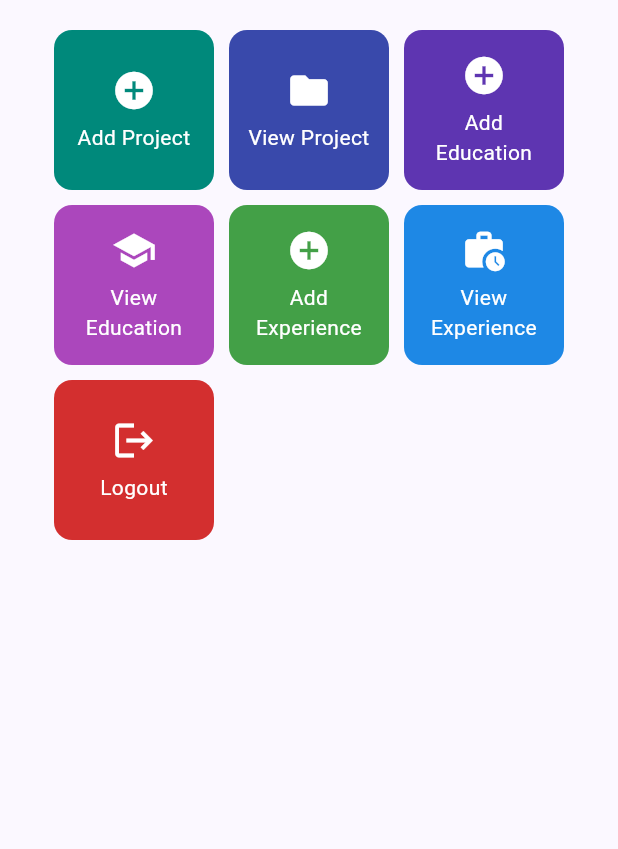
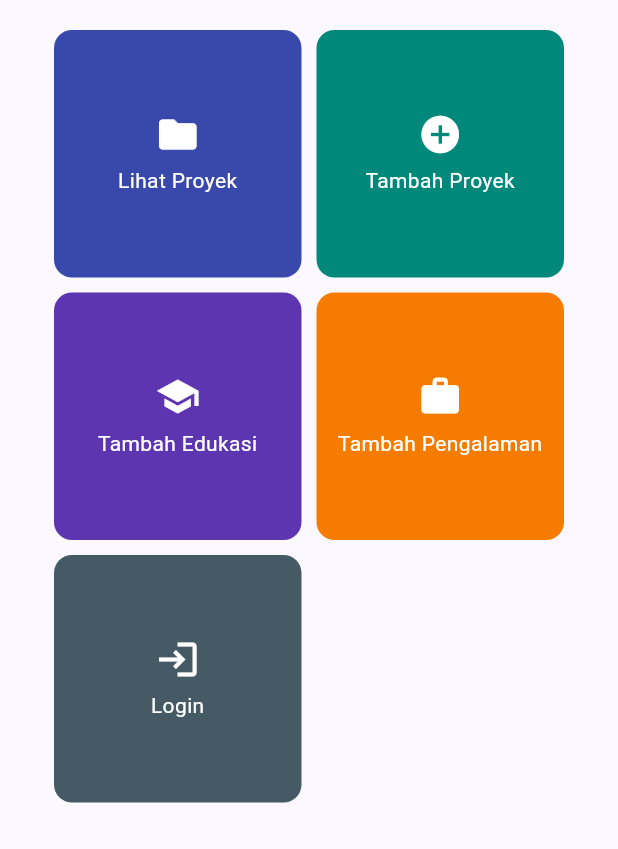
Before and after one commit to joan09go-dotcom/myportofolio_mobile, a Flutter app: the screen it shows after launch, on a phone screen of 412 x 824 dp, the part 387-1236 px from its top. Run offline on Flutter 3.47's test engine with Material 3 defaults, Android fonts, the phone set to English and light mode, and no system bars; generated files the repository leaves out were written again.

Commit message:
feat: Menambahkan autentikasi token, route guard, dan create project ke api

```diff
--- a/lib/main.dart
+++ b/lib/main.dart
@@ -1,26 +1,33 @@
-
 import 'package:flutter/material.dart';
 import 'package:myportofolio_mobile/screens/menu.dart';
+import 'package:myportofolio_mobile/services/api_client.dart';
+import 'package:myportofolio_mobile/services/auth_state.dart';
+import 'package:provider/provider.dart';
 
 void main() {
-  runApp(const MyApp());
+  runApp(MyApp(apiClient: ApiClient()));
 }
 
 class MyApp extends StatelessWidget {
-  const MyApp({super.key});
+  const MyApp({required this.apiClient, super.key});
+
+  final ApiClient apiClient;
 
   @override
   Widget build(BuildContext context) {
-    return MaterialApp(
-      title: 'MyPortfolio',
-      theme: ThemeData(
-        colorScheme: ColorScheme.fromSeed(
-          seedColor: Colors.indigo,
-          secondary: Colors.amber[700],
+    return MultiProvider(
+      providers: [
+        Provider.value(value: apiClient),
+        ChangeNotifierProvider(create: (_) => AuthState(apiClient)),
+      ],
+      child: MaterialApp(
+        title: 'MyPortfolio',
+        theme: ThemeData(
+          colorScheme: ColorScheme.fromSeed(seedColor: Colors.indigo),
+          useMaterial3: true,
         ),
-        useMaterial3: true,
+        home: MyHomePage(),
       ),
-      home: MyHomePage(),
     );
   }
 }
--- a/lib/screens/menu.dart
+++ b/lib/screens/menu.dart
@@ -1,30 +1,31 @@
-
 import 'package:flutter/material.dart';
+import 'package:myportofolio_mobile/services/auth_state.dart';
 import 'package:myportofolio_mobile/widgets/left_drawer.dart';
 import 'package:myportofolio_mobile/widgets/project_card.dart';
+import 'package:provider/provider.dart';
 
 class MyHomePage extends StatelessWidget {
-  MyHomePage({super.key});
+  const MyHomePage({super.key});
 
   final String npm = "2506532580";
   final String nama = "Jordan Manaksak Hutahaean";
   final String kelas = "PBP E";
 
-  final List<ItemHomepage> items = [
-    ItemHomepage("Add Project", Icons.add_circle, Colors.teal.shade600),
-    ItemHomepage("View Project", Icons.folder, Colors.indigo.shade600),
-    ItemHomepage("Add Education", Icons.add_circle, Colors.deepPurple.shade600),
-    ItemHomepage("View Education", Icons.school, Colors.purple.shade400),
-    ItemHomepage("Add Experience", Icons.add_circle, Colors.green.shade600),
-    ItemHomepage("View Experience", Icons.work_history, Colors.blue.shade600),
-    ItemHomepage("Logout", Icons.logout, Colors.red.shade700),
-  ];
-
   @override
   Widget build(BuildContext context) {
-    // Scaffold menyediakan struktur visual dasar halaman (AppBar, Body, SnackBar).
+    final isLoggedIn = context.watch<AuthState>().isLoggedIn;
+
+    final List<ItemHomepage> items = [
+      ItemHomepage("Lihat Proyek", Icons.folder, Colors.indigo.shade600),
+      ItemHomepage("Tambah Proyek", Icons.add_circle, Colors.teal.shade600),
+      ItemHomepage("Tambah Edukasi", Icons.school, Colors.deepPurple.shade600),
+      ItemHomepage("Tambah Pengalaman", Icons.work, Colors.orange.shade700),
+      isLoggedIn
+          ? ItemHomepage("Logout", Icons.logout, Colors.red.shade700)
+          : ItemHomepage("Login", Icons.login, Colors.blueGrey.shade700),
+    ];
+
     return Scaffold(
-      // AppBar menampilkan bar bagian atas halaman aplikasi.
       appBar: AppBar(
         title: const Text(
           'MyPortfolio',
@@ -35,16 +36,12 @@ class MyHomePage extends StatelessWidget {
         ),
         backgroundColor: Theme.of(context).colorScheme.primary,
       ),
-
       drawer: const LeftDrawer(),
-
-      // Body halaman utama
-      body: SingleChildScrollView(  // Body halaman utama dibungkus SingleChildScrollView untuk mengatasi overflow di layar kecil
+      body: SingleChildScrollView(
         padding: const EdgeInsets.all(16.0),
         child: Column(
           crossAxisAlignment: CrossAxisAlignment.center,
           children: [
-            // Baris horizontal untuk menampilkan 3 InfoCard secara sejajar.
             Row(
               mainAxisAlignment: MainAxisAlignment.spaceEvenly,
               children: [
@@ -53,10 +50,7 @@ class MyHomePage extends StatelessWidget {
                 InfoCard(title: 'Class', content: kelas),
               ],
             ),
-
             const SizedBox(height: 16.0),
-
-            // Bagian tengah untuk pesan sambutan dan menaampilkan tombol menu portofolio.
             Center(
               child: Column(
                 children: [
@@ -70,15 +64,12 @@ class MyHomePage extends StatelessWidget {
                       ),
                     ),
                   ),
-
-                  // GridView menampilkan kartu tombol dalam tata letak 3 kolom.
                   GridView.count(
                     primary: false,
                     padding: const EdgeInsets.all(20),
                     crossAxisSpacing: 10,
                     mainAxisSpacing: 10,
-                    crossAxisCount: 3,
-                    // shrinkWrap agar ukuran menyesuaikan tinggi konten child.
+                    crossAxisCount: 2,
                     shrinkWrap: true,
                     children: items.map((ItemHomepage item) {
                       return ItemCard(item);
@@ -95,7 +86,6 @@ class MyHomePage extends StatelessWidget {
 }
 
 class InfoCard extends StatelessWidget {
-  // Kartu informasi yang menampilkan judul (title) dan isi (content).
   final String title;
   final String content;
 
@@ -104,13 +94,10 @@ class InfoCard extends StatelessWidget {
   @override
   Widget build(BuildContext context) {
     return Card(
-      // Memberikan efek bayangan kartu elevasi 2 unit.
       elevation: 2.0,
       child: Container(
-        // Menyesuaikan lebar kartu dengan proporsi layar (dibagi 3.5).
         width: MediaQuery.of(context).size.width / 3.5,
         padding: const EdgeInsets.all(16.0),
-        // Menyusun teks title dan content secara vertikal.
         child: Column(
           children: [
             Text(title, style: const TextStyle(fontWeight: FontWeight.bold)),
--- /dev/null
+++ b/lib/services/auth_state.dart
@@ -0,0 +1,33 @@
+import 'package:flutter/foundation.dart';
+import 'package:myportofolio_mobile/services/api_client.dart';
+
+/// Holds the in-memory authentication token for the current session.
+class AuthState extends ChangeNotifier {
+  AuthState(this._apiClient, {String? initialToken}) : _token = initialToken;
+
+  final ApiClient _apiClient;
+  String? _token;
+
+  String? get token => _token;
+  bool get isLoggedIn => _token != null;
+
+  Future<void> login(String username, String password) async {
+    _token = await _apiClient.obtainToken(username, password);
+    notifyListeners();
+  }
+
+  Future<void> logout() async {
+    final current = _token;
+    if (current == null) {
+      return;
+    }
+    try {
+      await _apiClient.logout(token: current);
+    } on ApiException {
+      // Tetap lanjutkan pembersihan token lokal di blok finally.
+    } finally {
+      _token = null;
+      notifyListeners();
+    }
+  }
+}
--- a/lib/widgets/project_card.dart
+++ b/lib/widgets/project_card.dart
@@ -1,12 +1,17 @@
 import 'package:flutter/material.dart';
-import 'package:myportofolio_mobile/screens/project_form.dart';
 import 'package:myportofolio_mobile/screens/education_form.dart';
 import 'package:myportofolio_mobile/screens/experience_form.dart';
+import 'package:myportofolio_mobile/screens/login_screen.dart';
+import 'package:myportofolio_mobile/screens/project_form.dart';
+import 'package:myportofolio_mobile/screens/project_list_screen.dart';
+import 'package:myportofolio_mobile/services/auth_state.dart';
+import 'package:myportofolio_mobile/widgets/auth_guard.dart';
+import 'package:provider/provider.dart';
 
 class ItemHomepage {
   final String name;
   final IconData icon;
-  final Color color; // Menambahkan properti Color
+  final Color color;
 
   ItemHomepage(this.name, this.icon, this.color);
 }
@@ -19,11 +24,14 @@ class ItemCard extends StatelessWidget {
   @override
   Widget build(BuildContext context) {
     return Material(
-      color: item.color, // Menerapkan warna custom yang sudah diatur
+      color: item.color,
       borderRadius: BorderRadius.circular(12),
       child: InkWell(
-        onTap: () {
-          ScaffoldMessenger.of(context)
+        onTap: () async {
+          final navigator = Navigator.of(context);
+          final messenger = ScaffoldMessenger.of(context);
+
+          messenger
             ..hideCurrentSnackBar()
             ..showSnackBar(
               SnackBar(
@@ -32,26 +40,46 @@ class ItemCard extends StatelessWidget {
               ),
             );
 
-            if (item.name == "Add Project") {
-              Navigator.push(
-                context,
+          if (item.name == "Lihat Proyek") {
+            navigator.push(
+              MaterialPageRoute(
+                builder: (context) => const ProjectListScreen(),
+              ),
+            );
+          } else if (item.name == "Tambah Proyek") {
+            final allowed = await ensureLoggedIn(context);
+            if (!allowed) {
+              return;
+            }
+            navigator.push(
               MaterialPageRoute(
                 builder: (context) => const ProjectFormPage(),
               ),
             );
-            } else if (item.name == "Add Education"){
-              Navigator.push(
-                context,
+          } else if (item.name == "Tambah Edukasi") {
+            navigator.push(
               MaterialPageRoute(
                 builder: (context) => const EducationFormPage(),
               ),
             );
-            }  else if (item.name == "Add Experience"){
-              Navigator.push(
-                context,
+          } else if (item.name == "Tambah Pengalaman") {
+            navigator.push(
               MaterialPageRoute(
                 builder: (context) => const ExperienceFormPage(),
               ),
+            );
+          } else if (item.name == "Login") {
+            navigator.push<bool>(
+              MaterialPageRoute<bool>(
+                builder: (context) => const LoginScreen(),
+              ),
+            );
+          } else if (item.name == "Logout") {
+            await context.read<AuthState>().logout();
+            messenger
+              ..hideCurrentSnackBar()
+              ..showSnackBar(
+                const SnackBar(content: Text("Berhasil logout.")),
               );
           }
         },
```
Also changed, not shown: lib/screens/login_screen.dart (added, +127 -0 lines), lib/screens/project_form.dart (+201 -126 lines), lib/widgets/auth_guard.dart (added, +20 -0 lines), lib/widgets/left_drawer.dart (+60 -16 lines), 1 other file. Lines whose indentation alone changed are shown as unchanged.
